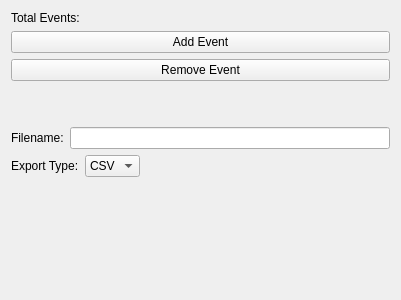
Before: the Qt Designer form src/WhiskerToolbox/DataInspector_Widget/DigitalEventSeries/DigitalEventSeriesInspector.ui in paulmthompson/WhiskerToolbox, drawn with Qt 5.
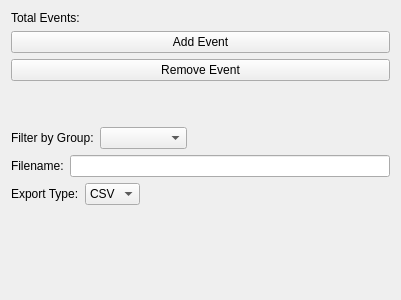
After: the same form once the commit is applied. Custom widgets are drawn as their Qt base class.

Commit message: digital event inspector has grouping functionality

```diff
--- a/src/WhiskerToolbox/DataInspector_Widget/DigitalEventSeries/DigitalEventSeriesInspector.ui
+++ b/src/WhiskerToolbox/DataInspector_Widget/DigitalEventSeries/DigitalEventSeriesInspector.ui
@@ -63,6 +63,37 @@
      </item>
     </layout>
    </item>
+   <item>
+    <layout class="QHBoxLayout" name="groupFilterLayout">
+     <item>
+      <widget class="QLabel" name="groupFilterLabel">
+       <property name="text">
+        <string>Filter by Group:</string>
+       </property>
+      </widget>
+     </item>
+     <item>
+      <widget class="QComboBox" name="groupFilterCombo">
+       <property name="placeholderText">
+        <string>All Groups</string>
+       </property>
+      </widget>
+     </item>
+     <item>
+      <spacer name="horizontalSpacer_groupFilter">
+       <property name="orientation">
+        <enum>Qt::Orientation::Horizontal</enum>
+       </property>
+       <property name="sizeHint" stdset="0">
+        <size>
+         <width>40</width>
+         <height>20</height>
+        </size>
+       </property>
+      </spacer>
+     </item>
+    </layout>
+   </item>
    <item>
     <widget class="Section" name="export_section" native="true">
      <property name="sizePolicy">
```
The commit also changes 11 other files.
